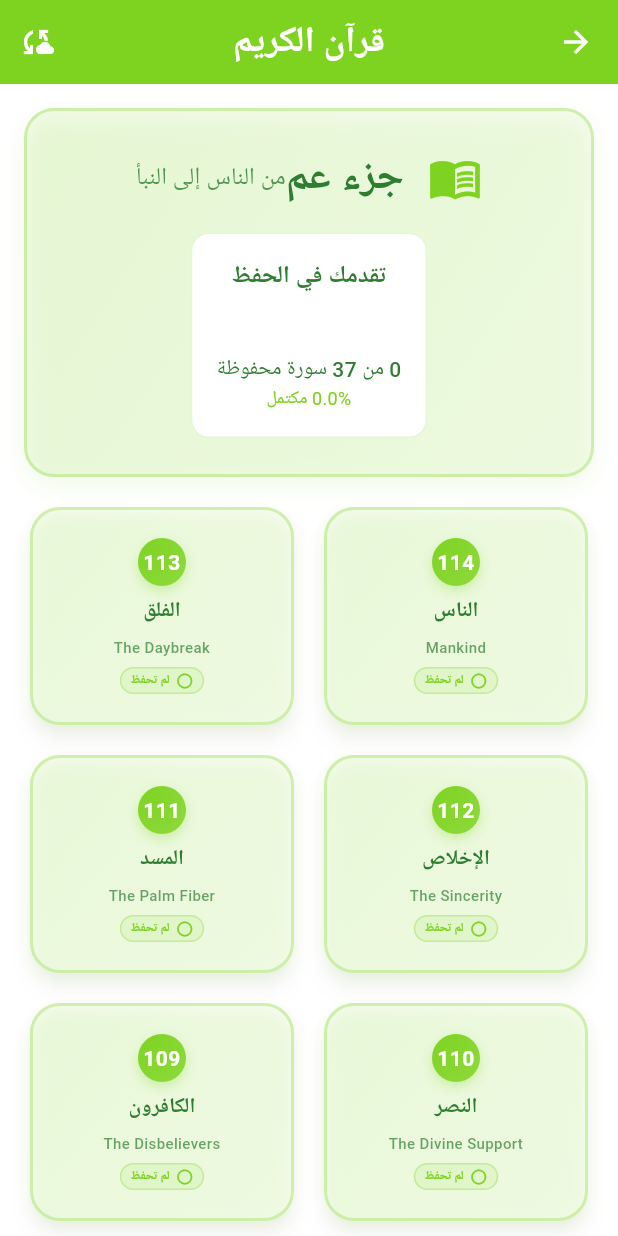
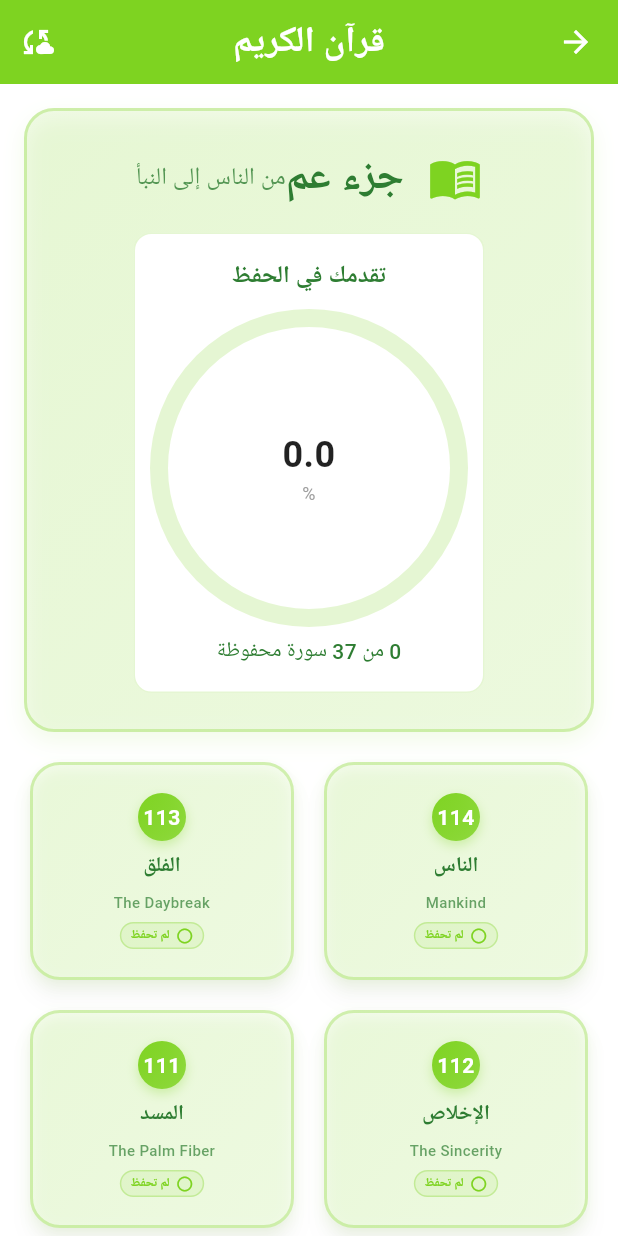
Before and after one commit to ithabetz/daily-muslim-routine-kids, a Flutter app: the QuranScreen screen opened by its route, on a phone screen of 412 x 824 dp. Run offline on Flutter 3.47's test engine with Material 3 defaults, Android fonts, the phone set to English and light mode, and no system bars; our stand-ins replace adhan, cloud_firestore, firebase_auth, firebase_core, flutter_local_notifications, geocoding and 3 more; accounts and stored records are empty.

Commit message:
Fix Quran Screen

```diff
--- a/lib/screens/quran_screen.dart
+++ b/lib/screens/quran_screen.dart
@@ -4,6 +4,7 @@ import '../models/quran_memorization.dart';
 import '../services/quran_memorization_service.dart';
 import '../theme/kid_theme.dart';
 import '../widgets/celebration_animations.dart';
+import '../widgets/unified_rings_widget.dart';
 import '../l10n/app_localizations.dart';
 
 class QuranScreen extends StatefulWidget {
@@ -257,7 +258,7 @@ class _QuranScreenState extends State<QuranScreen> {
 
           const SizedBox(height: 16),
 
-          // Progress Info
+          // Progress Info with Circle
           Container(
             padding: const EdgeInsets.all(16),
             decoration: BoxDecoration(
@@ -276,30 +277,30 @@ class _QuranScreenState extends State<QuranScreen> {
                   ),
                   textAlign: TextAlign.center,
                 ),
-                const SizedBox(height: 12),
+                const SizedBox(height: 16),
 
-                // Progress Bar
-                Container(
-                  height: 20,
-                  decoration: BoxDecoration(
-                    color: KidTheme.lightGreenBg,
-                    borderRadius: BorderRadius.circular(10),
-                  ),
-                  child: FractionallySizedBox(
-                    alignment: Alignment.centerLeft,
-                    widthFactor: progressPercentage / 100,
-                    child: Container(
-                      decoration: BoxDecoration(
-                        gradient: LinearGradient(
-                          colors: [KidTheme.primaryGreen, KidTheme.darkGreen],
-                        ),
-                        borderRadius: BorderRadius.circular(10),
-                      ),
-                    ),
+                // Progress Circle
+                UnifiedRingsWidget(
+                  showSingleRing: true,
+                  configuration: ActivityRingsConfiguration(
+                    firstProgress: progressPercentage / 100,
+                    secondProgress: 0.0, // Not used for single ring
+                    thirdProgress: 0.0, // Not used for single ring
+                    firstColor: KidTheme.primaryGreen,
+                    secondColor: KidTheme.primaryGreen, // Same color for consistency
+                    thirdColor: KidTheme.primaryGreen, // Same color for consistency
+                    firstScore: memorizedCount.toDouble(),
+                    secondScore: 0.0,
+                    thirdScore: 0.0,
+                    totalScore: progressPercentage,
+                    firstLabel: 'محفوظة',
+                    secondLabel: '',
+                    thirdLabel: '',
+                    centerLabel: '%',
                   ),
                 ),
 
-                const SizedBox(height: 8),
+                const SizedBox(height: 12),
 
                 Text(
                   '$memorizedCount من $totalSurahs سورة محفوظة',
@@ -307,14 +308,6 @@ class _QuranScreenState extends State<QuranScreen> {
                     fontSize: 14,
                     fontWeight: FontWeight.w500,
                     color: KidTheme.darkGreen,
-                  ),
-                ),
-
-                Text(
-                  '${progressPercentage.toStringAsFixed(1)}% مكتمل',
-                  style: TextStyle(
-                    fontSize: 12,
-                    color: KidTheme.primaryGreen,
                   ),
                 ),
               ],
--- a/lib/widgets/unified_rings_widget.dart
+++ b/lib/widgets/unified_rings_widget.dart
@@ -45,10 +45,12 @@ class ActivityRingsConfiguration {
 // Simplified unified rings widget for kids version
 class UnifiedRingsWidget extends StatelessWidget {
   final ActivityRingsConfiguration configuration;
+  final bool showSingleRing;
 
   const UnifiedRingsWidget({
     super.key,
     required this.configuration,
+    this.showSingleRing = false,
   });
 
   @override
@@ -58,6 +60,18 @@ class UnifiedRingsWidget extends StatelessWidget {
       height: 200,
       child: Stack(
         children: [
+          if (showSingleRing) ...[
+            // Single Ring for Quran progress
+            Positioned.fill(
+              child: CircularProgressIndicator(
+                key: ValueKey('single_${configuration.firstProgress}'),
+                value: configuration.firstProgress,
+                backgroundColor: configuration.firstColor.withOpacity(0.2),
+                valueColor: AlwaysStoppedAnimation<Color>(configuration.firstColor),
+                strokeWidth: 12.0,
+              ),
+            ),
+          ] else ...[
             // First Ring (outermost)
             Positioned.fill(
               child: CircularProgressIndicator(
@@ -96,6 +110,7 @@ class UnifiedRingsWidget extends StatelessWidget {
                 ),
               ),
             ),
+          ],
 
           // Center content
           Center(
```
Lines whose indentation alone changed are shown as unchanged.
